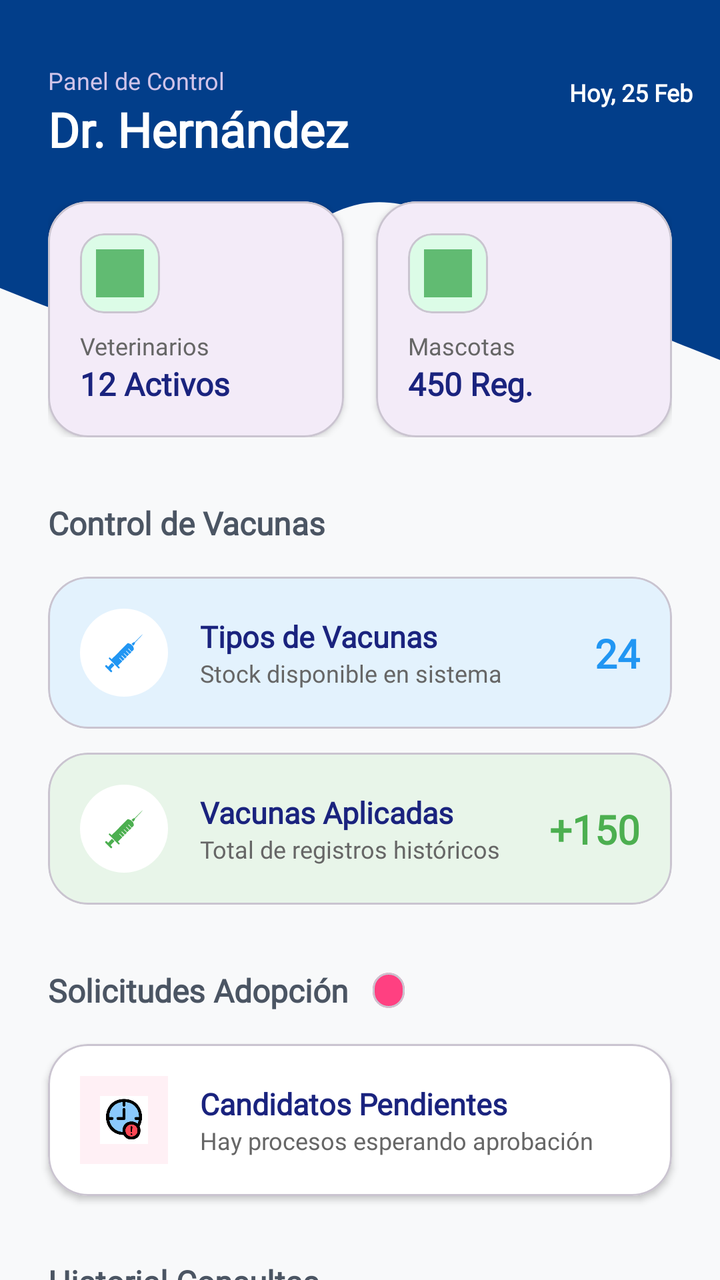
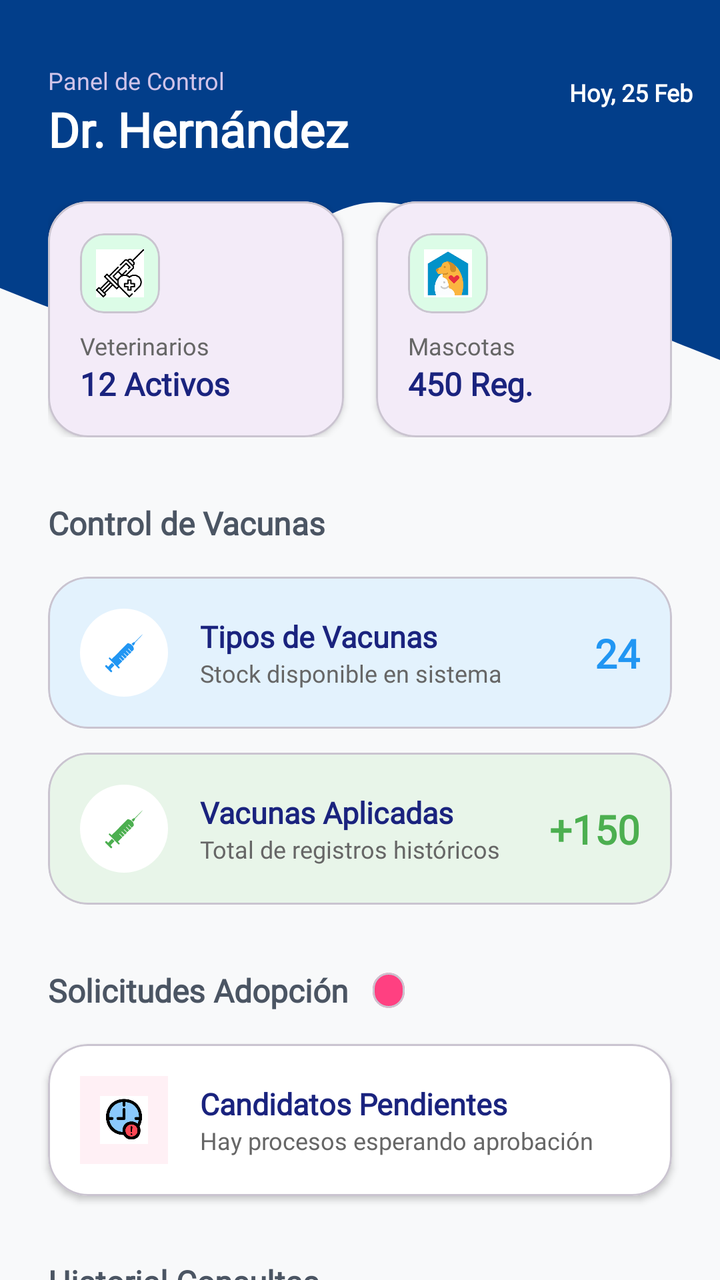

An Android layout rendered at two revisions. The XML below is the earlier revision; the diff shows what the commit changed to produce the second picture.
<!-- AndroidManifest.xml: application theme Theme.ProyectoVeterinaria -->
<!-- res/layout/fragment_inicio_admin.xml -->
<?xml version="1.0" encoding="utf-8"?>
<androidx.core.widget.NestedScrollView
    xmlns:android="http://schemas.android.com/apk/res/android"
    xmlns:app="http://schemas.android.com/apk/res-auto"
    xmlns:tools="http://schemas.android.com/tools"
    android:layout_width="match_parent"
    android:layout_height="match_parent"
    android:background="#F8F9FA">

    <androidx.constraintlayout.widget.ConstraintLayout
        android:layout_width="match_parent"
        android:layout_height="wrap_content"
        android:paddingBottom="40dp">

        <View
            android:id="@+id/adminHeaderBg"
            android:layout_width="match_parent"
            android:layout_height="240dp"
            android:background="@drawable/wave_header"
            app:layout_constraintTop_toTopOf="parent" />

        <TextView
            android:id="@+id/tvAdminLabel"
            android:layout_width="wrap_content"
            android:layout_height="wrap_content"
            android:layout_marginStart="24dp"
            android:layout_marginTop="32dp"
            android:layout_marginBottom="10dp"
            android:fontFamily="@font/montserrat_semibold"
            android:text="Panel de Control"
            android:textColor="#D1C4E9"
            android:textSize="12sp"
            app:layout_constraintBottom_toTopOf="@+id/layoutNameDate"
            app:layout_constraintStart_toStartOf="parent"
            app:layout_constraintTop_toTopOf="parent" />

        <LinearLayout
            android:id="@+id/layoutNameDate"
            android:layout_width="0dp"
            android:layout_height="wrap_content"
            android:layout_marginHorizontal="24dp"
            android:gravity="center_vertical"
            android:orientation="horizontal"
            app:layout_constraintEnd_toEndOf="parent"
            app:layout_constraintStart_toStartOf="parent"
            app:layout_constraintTop_toBottomOf="@id/tvAdminLabel">

            <TextView
                android:id="@+id/tvAdminName"
                android:layout_width="wrap_content"
                android:layout_height="wrap_content"
                android:layout_weight="1"
                android:ellipsize="end"
                android:fontFamily="@font/montserrat_bold"
                android:maxLines="1"
                android:text="Dr. Hernández"
                android:textColor="@android:color/white"
                android:textSize="24sp"
                android:textStyle="bold" />

            <com.google.android.material.card.MaterialCardView
                android:layout_width="wrap_content"
                android:layout_height="wrap_content"
                android:layout_marginStart="12dp"
                app:cardBackgroundColor="#33FFFFFF"
                app:cardCornerRadius="16dp"
                app:cardElevation="0dp">

            </com.google.android.material.card.MaterialCardView>
        </LinearLayout>

        <LinearLayout
            android:id="@+id/adminStats"
            android:layout_width="match_parent"
            android:layout_height="wrap_content"
            android:layout_marginTop="20dp"
            android:orientation="horizontal"
            android:paddingHorizontal="24dp"
            android:weightSum="2"
            app:layout_constraintTop_toBottomOf="@id/layoutNameDate">

            <com.google.android.material.card.MaterialCardView
                android:layout_width="0dp"
                android:layout_height="wrap_content"
                android:layout_marginEnd="8dp"
                android:layout_weight="1"
                app:cardCornerRadius="20dp"
                app:cardElevation="2dp">

                <LinearLayout
                    android:layout_width="match_parent"
                    android:layout_height="wrap_content"
                    android:orientation="vertical"
                    android:padding="16dp">

                    <com.google.android.material.card.MaterialCardView
                        android:layout_width="40dp"
                        android:layout_height="40dp"
                        app:cardBackgroundColor="@color/brand_green_light"
                        app:cardCornerRadius="12dp"
                        app:cardElevation="0dp">

                        <ImageView
                            android:layout_width="match_parent"
                            android:layout_height="match_parent"
                            android:padding="8dp"
                            android:scaleType="centerInside"
                            android:src="@drawable/vacuna"
                            app:tint="@color/brand_green" />
                    </com.google.android.material.card.MaterialCardView>

                    <TextView
                        android:layout_width="wrap_content"
                        android:layout_height="wrap_content"
                        android:layout_marginTop="8dp"
                        android:fontFamily="@font/montserrat_bold"
                        android:text="Veterinarios"
                        android:textColor="#666666"
                        android:textSize="12sp" />

                    <TextView
                        android:id="@+id/txtVete"
                        android:layout_width="wrap_content"
                        android:layout_height="wrap_content"
                        android:fontFamily="@font/montserrat_bold"
                        android:text="12 Activos"
                        android:textColor="#1A237E"
                        android:textSize="16sp"
                        android:textStyle="bold" />
                </LinearLayout>
            </com.google.android.material.card.MaterialCardView>

            <com.google.android.material.card.MaterialCardView
                android:layout_width="0dp"
                android:layout_height="wrap_content"
                android:layout_marginStart="8dp"
                android:layout_weight="1"
                app:cardCornerRadius="20dp"
                app:cardElevation="2dp">

                <LinearLayout
                    android:layout_width="match_parent"
                    android:layout_height="wrap_content"
                    android:orientation="vertical"
                    android:padding="16dp">

                    <com.google.android.material.card.MaterialCardView
                        android:layout_width="40dp"
                        android:layout_height="40dp"
                        app:cardBackgroundColor="@color/brand_green_light"
                        app:cardCornerRadius="12dp"
                        app:cardElevation="0dp">

                        <ImageView
                            android:layout_width="match_parent"
                            android:layout_height="match_parent"
                            android:padding="8dp"
                            android:scaleType="centerInside"
                            android:src="@drawable/img_1"
                            app:tint="@color/brand_green" />
                    </com.google.android.material.card.MaterialCardView>

                    <TextView
                        android:layout_width="wrap_content"
                        android:layout_height="wrap_content"
                        android:layout_marginTop="8dp"
                        android:fontFamily="@font/montserrat_bold"
                        android:text="Mascotas"
                        android:textColor="#666666"
                        android:textSize="12sp" />

                    <TextView
                        android:id="@+id/txtMascotas"
                        android:layout_width="wrap_content"
                        android:layout_height="wrap_content"
                        android:fontFamily="@font/montserrat_bold"
                        android:text="450 Reg."
                        android:textColor="#1A237E"
                        android:textSize="16sp"
                        android:textStyle="bold" />
                </LinearLayout>
            </com.google.android.material.card.MaterialCardView>
        </LinearLayout>

        <TextView
            android:id="@+id/tvVaccineHeader"
            android:layout_width="wrap_content"
            android:layout_height="wrap_content"
            android:layout_marginStart="24dp"
            android:layout_marginTop="32dp"
            android:fontFamily="@font/montserrat_bold"
            android:text="Control de Vacunas"
            android:textColor="@color/text_secondary"
            android:textSize="16sp"
            android:textStyle="bold"
            app:layout_constraintStart_toStartOf="parent"
            app:layout_constraintTop_toBottomOf="@id/adminStats" />

        <com.google.android.material.card.MaterialCardView
            android:id="@+id/cardVaccineStock"
            android:layout_width="match_parent"
            android:layout_height="wrap_content"
            android:layout_marginHorizontal="24dp"
            android:layout_marginTop="16dp"
            app:cardBackgroundColor="#E3F2FD"
            app:cardCornerRadius="20dp"
            app:cardElevation="0dp"
            app:layout_constraintTop_toBottomOf="@id/tvVaccineHeader">

            <androidx.constraintlayout.widget.ConstraintLayout
                android:layout_width="match_parent"
                android:layout_height="wrap_content"
                android:padding="16dp">

                <ImageView
                    android:id="@+id/imgVac1"
                    android:layout_width="44dp"
                    android:layout_height="44dp"
                    android:background="@drawable/bg_circle_white"
                    android:padding="10dp"
                    android:src="@drawable/ic_vaccine"
                    app:layout_constraintBottom_toBottomOf="parent"
                    app:layout_constraintStart_toStartOf="parent"
                    app:layout_constraintTop_toTopOf="parent"
                    app:tint="#2196F3" />

                <LinearLayout
                    android:layout_width="0dp"
                    android:layout_height="wrap_content"
                    android:layout_marginStart="16dp"
                    android:orientation="vertical"
                    app:layout_constraintBottom_toBottomOf="parent"
                    app:layout_constraintStart_toEndOf="@id/imgVac1"
                    app:layout_constraintTop_toTopOf="parent">

                    <TextView
                        android:layout_width="wrap_content"
                        android:layout_height="wrap_content"
                        android:fontFamily="@font/montserrat_bold"
                        android:text="Tipos de Vacunas"
                        android:textColor="#1A237E"
                        android:textSize="15sp"
                        android:textStyle="bold" />

                    <TextView
                        android:layout_width="wrap_content"
                        android:layout_height="wrap_content"
                        android:fontFamily="@font/montserrat_semibold"
                        android:text="Stock disponible en sistema"
                        android:textColor="#666666"
                        android:textSize="12sp" />
                </LinearLayout>

                <TextView
                    android:id="@+id/tvvacuna1"
                    android:layout_width="wrap_content"
                    android:layout_height="wrap_content"
                    android:fontFamily="@font/montserrat_bold"
                    android:text="24"
                    android:textColor="#2196F3"
                    android:textSize="20sp"
                    android:textStyle="bold"
                    app:layout_constraintBottom_toBottomOf="parent"
                    app:layout_constraintEnd_toEndOf="parent"
                    app:layout_constraintTop_toTopOf="parent" />
            </androidx.constraintlayout.widget.ConstraintLayout>
        </com.google.android.material.card.MaterialCardView>

        <com.google.android.material.card.MaterialCardView
            android:id="@+id/cardVaccineApplied"
            android:layout_width="match_parent"
            android:layout_height="wrap_content"
            android:layout_marginHorizontal="24dp"
            android:layout_marginTop="12dp"
            app:cardBackgroundColor="#E8F5E9"
            app:cardCornerRadius="20dp"
            app:cardElevation="0dp"
            app:layout_constraintTop_toBottomOf="@id/cardVaccineStock">

            <androidx.constraintlayout.widget.ConstraintLayout
                android:layout_width="match_parent"
                android:layout_height="wrap_content"
                android:padding="16dp">

                <ImageView
                    android:id="@+id/imgVac2"
                    android:layout_width="44dp"
                    android:layout_height="44dp"
                    android:background="@drawable/bg_circle_white"
                    android:padding="10dp"
                    android:src="@drawable/ic_vaccine"
                    app:layout_constraintBottom_toBottomOf="parent"
                    app:layout_constraintStart_toStartOf="parent"
                    app:layout_constraintTop_toTopOf="parent"
                    app:tint="#4CAF50" />

                <LinearLayout
                    android:layout_width="0dp"
                    android:layout_height="wrap_content"
                    android:layout_marginStart="16dp"
                    android:orientation="vertical"
                    app:layout_constraintBottom_toBottomOf="parent"
                    app:layout_constraintEnd_toStartOf="@+id/tvCount2"
                    app:layout_constraintStart_toEndOf="@id/imgVac2"
                    app:layout_constraintTop_toTopOf="parent">

                    <TextView
                        android:layout_width="wrap_content"
                        android:layout_height="wrap_content"
                        android:fontFamily="@font/montserrat_bold"
                        android:text="Vacunas Aplicadas"
                        android:textColor="#1A237E"
                        android:textSize="15sp"
                        android:textStyle="bold" />

                    <TextView
                        android:layout_width="wrap_content"
                        android:layout_height="wrap_content"
                        android:fontFamily="@font/montserrat_semibold"
                        android:text="Total de registros históricos"
                        android:textColor="#666666"
                        android:textSize="12sp" />
                </LinearLayout>

                <TextView
                    android:id="@+id/tvCount2"
                    android:layout_width="wrap_content"
                    android:layout_height="wrap_content"
                    android:fontFamily="@font/montserrat_bold"
                    android:text="+150"
                    android:textColor="#4CAF50"
                    android:textSize="20sp"
                    android:textStyle="bold"
                    app:layout_constraintBottom_toBottomOf="parent"
                    app:layout_constraintEnd_toEndOf="parent"
                    app:layout_constraintTop_toTopOf="parent" />
            </androidx.constraintlayout.widget.ConstraintLayout>
        </com.google.android.material.card.MaterialCardView>

        <androidx.constraintlayout.widget.ConstraintLayout
            android:id="@+id/layoutAdoptionHeader"
            android:layout_width="match_parent"
            android:layout_height="wrap_content"
            android:layout_marginTop="32dp"
            android:paddingHorizontal="24dp"
            app:layout_constraintTop_toBottomOf="@id/cardVaccineApplied">

            <TextView
                android:id="@+id/tvAdoptionsLabel"
                android:layout_width="wrap_content"
                android:layout_height="wrap_content"
                android:fontFamily="@font/montserrat_bold"
                android:text="Solicitudes Adopción"
                android:textColor="@color/text_secondary"
                android:textSize="16sp"
                android:textStyle="bold"
                app:layout_constraintBottom_toBottomOf="parent"
                app:layout_constraintStart_toStartOf="parent"
                app:layout_constraintTop_toTopOf="parent" />

            <com.google.android.material.card.MaterialCardView
                android:layout_width="wrap_content"
                android:layout_height="wrap_content"
                android:layout_marginStart="12dp"
                app:cardBackgroundColor="#FF4081"
                app:cardCornerRadius="8dp"
                app:cardElevation="0dp"
                app:layout_constraintBottom_toBottomOf="@id/tvAdoptionsLabel"
                app:layout_constraintStart_toEndOf="@id/tvAdoptionsLabel"
                app:layout_constraintTop_toTopOf="@id/tvAdoptionsLabel">

                <TextView
                    android:id="@+id/txtPendientes"
                    android:layout_width="wrap_content"
                    android:layout_height="wrap_content"
                    android:fontFamily="@font/montserrat_bold"
                    android:paddingHorizontal="8dp"
                    android:paddingVertical="2dp"
                    android:textColor="@android:color/white"
                    android:textSize="10sp"
                    android:textStyle="bold" />
            </com.google.android.material.card.MaterialCardView>
        </androidx.constraintlayout.widget.ConstraintLayout>

        <com.google.android.material.card.MaterialCardView
            android:id="@+id/cardAdoptions"
            android:layout_width="match_parent"
            android:layout_height="wrap_content"
            android:layout_marginHorizontal="24dp"
            android:layout_marginTop="16dp"
            app:cardBackgroundColor="@android:color/white"
            app:cardCornerRadius="20dp"
            app:cardElevation="2dp"
            app:layout_constraintTop_toBottomOf="@id/layoutAdoptionHeader">

            <androidx.constraintlayout.widget.ConstraintLayout
                android:layout_width="match_parent"
                android:layout_height="wrap_content"
                android:padding="16dp">

                <ImageView
                    android:id="@+id/imgAdop"
                    android:layout_width="44dp"
                    android:layout_height="44dp"
                    android:background="#FFF0F5"
                    android:padding="10dp"
                    android:src="@drawable/pendi"
                    app:layout_constraintBottom_toBottomOf="parent"
                    app:layout_constraintStart_toStartOf="parent"
                    app:layout_constraintTop_toTopOf="parent" />

                <LinearLayout
                    android:layout_width="0dp"
                    android:layout_height="wrap_content"
                    android:layout_marginStart="16dp"
                    android:orientation="vertical"
                    app:layout_constraintBottom_toBottomOf="parent"
                    app:layout_constraintEnd_toEndOf="parent"
                    app:layout_constraintStart_toEndOf="@id/imgAdop"
                    app:layout_constraintTop_toTopOf="parent">

                    <TextView
                        android:layout_width="wrap_content"
                        android:layout_height="wrap_content"
                        android:fontFamily="@font/montserrat_bold"
                        android:text="Candidatos Pendientes"
                        android:textColor="#1A237E"
                        android:textSize="15sp"
                        android:textStyle="bold" />

                    <TextView
                        android:layout_width="wrap_content"
                        android:layout_height="wrap_content"
                        android:fontFamily="@font/montserrat_semibold"
                        android:text="Hay procesos esperando aprobación"
                        android:textColor="#666666"
                        android:textSize="12sp" />
                </LinearLayout>
            </androidx.constraintlayout.widget.ConstraintLayout>
        </com.google.android.material.card.MaterialCardView>

        <TextView
            android:id="@+id/tvConsultasLabel"
            android:layout_width="wrap_content"
            android:layout_height="wrap_content"
            android:layout_marginStart="24dp"
            android:layout_marginTop="32dp"
            android:fontFamily="@font/montserrat_bold"
            android:text="Historial Consultas"
            android:textColor="@color/text_secondary"
            android:textSize="16sp"
            android:textStyle="bold"
            app:layout_constraintStart_toStartOf="parent"
            app:layout_constraintTop_toBottomOf="@id/cardAdoptions" />

        <androidx.recyclerview.widget.RecyclerView
            android:id="@+id/rvConsultas"
            android:layout_width="match_parent"
            android:layout_height="wrap_content"
            android:layout_marginHorizontal="24dp"
            android:layout_marginTop="12dp"
            android:nestedScrollingEnabled="false"
            app:layout_constraintTop_toBottomOf="@id/tvConsultasLabel" />

        <TextView
            android:id="@+id/tvCurrentDate"
            android:layout_width="wrap_content"
            android:layout_height="wrap_content"
            android:layout_marginStart="160dp"
            android:layout_marginTop="32dp"
            android:layout_marginEnd="16dp"
            android:fontFamily="@font/montserrat_bold"
            android:paddingHorizontal="12dp"
            android:paddingVertical="6dp"
            android:text="Hoy, 25 Feb"
            android:textColor="@android:color/white"
            android:textSize="12sp"
            android:textStyle="bold"
            app:layout_constraintEnd_toStartOf="@+id/adminHeaderBg"
            app:layout_constraintHorizontal_bias="0.0"
            app:layout_constraintStart_toEndOf="@+id/tvAdminLabel"
            app:layout_constraintTop_toTopOf="parent" />

    </androidx.constraintlayout.widget.ConstraintLayout>
</androidx.core.widget.NestedScrollView>
<!-- resources referenced by this layout -->
<resources>
  <color name="brand_green">#61bb72</color>
  <color name="brand_green_light">#DCFCE7</color>
  <color name="text_secondary">#4B5563</color>
  <!-- drawable bg_circle_white (drawable) -->
  <?xml version="1.0" encoding="utf-8"?>
  <shape xmlns:android="http://schemas.android.com/apk/res/android"
      android:shape="oval">
      <solid android:color="@android:color/white" />
  </shape>
  <!-- drawable ic_vaccine (drawable) -->
  <vector xmlns:android="http://schemas.android.com/apk/res/android"
      android:width="24dp"
      android:height="24dp"
      android:viewportWidth="24"
      android:viewportHeight="24">
    <path
        android:fillColor="#FF000000"
        android:pathData="M2.59,18.58A0.52,0.52 0,0 1,3 18.25a0.46,0.46 0,0 1,0.48 0.13l0.6,0.67L6,17l1.23,1.29 -1.92,2 0.59,0.6a0.49,0.49 0,0 1,-0.61 0.77,2.52 2.52,0 0,1 -0.25,-0.21L2.79,19.16a2,2 0,0 1,-0.2 -0.3Z"/>
    <path
        android:fillColor="#FF000000"
        android:pathData="M21.41,2.73c-1.16,1.51 -2.57,2.79 -3.84,4.19a0.27,0.27 0,0 0,-0.06 0.19,0.54 0.54,0 0,1 -0.11,0.46l-0.72,1 -0.91,-1c0.29,-0.24 0.63,-0.51 1,-0.77a0.47,0.47 0,0 1,0.31 0,0.21 0.21,0 0,0 0.2,-0.07c1.16,-1.16 2.31,-2.31 3.48,-3.46 0.19,-0.19 0.41,-0.35 0.61,-0.52Z"/>
    <path
        android:fillColor="#FF000000"
        android:pathData="M5.79,15.25c0.64,-0.62 1.28,-1.22 1.9,-1.84 2,-2 3.89,-3.93 5.84,-5.9a0.76,0.76 0,0 1,0.86 -0.18l1,0.41 0.17,0.11 0.93,0.92a0.49,0.49 0,0 1,0.1 0.15c0.1,0.33 0.2,0.65 0.29,1a0.71,0.71 0,0 1,-0.21 0.8c-0.27,0.24 -0.53,0.5 -0.81,0.77a1.82,1.82 0,0 0,-0.14 -0.14L14.43,10c-0.08,-0.08 -0.16,-0.15 -0.25,0s0,0.18 0.06,0.26l1.37,1.34 0.1,0.11 -0.94,0.94 -1,-1c-0.17,-0.17 -0.33,-0.35 -0.51,-0.5a0.2,0.2 0,0 0,-0.2 0c-0.08,0 -0.06,0.14 0,0.21l0.83,0.81 0.69,0.68 -1,0.94 -0.8,-0.77c-0.24,-0.24 -0.47,-0.47 -0.72,-0.7 0,0 -0.15,0 -0.17,0a0.22,0.22 0,0 0,0 0.19,0.86 0.86,0 0,0 0.18,0.2l1.3,1.26s0,0 0.05,0.05l-0.94,0.92 -1.4,-1.36a0.94,0.94 0,0 1,-0.1 -0.1c-0.07,-0.07 -0.15,-0.09 -0.22,0s0,0.15 0,0.22l0.65,0.63 0.84,0.88 -0.89,0.9L11.25,16 9.91,14.65a0.33,0.33 0,0 0,-0.14 -0.1s-0.13,0 -0.15,0a0.24,0.24 0,0 0,0 0.17s0.05,0.05 0.08,0.08l1.36,1.34 0.12,0.13L9,18.49c0.24,0.23 0.48,0.44 0.71,0.67a0.37,0.37 0,0 1,0 0.58,0.39 0.39,0 0,1 -0.58,0L4.6,15.15a0.39,0.39 0,1 1,0.52 -0.56Z"/>
  </vector>
  <!-- drawable img_1: png bitmap (drawable, 5501 bytes) -->
  <!-- drawable pendi: png bitmap (drawable, 6343 bytes) -->
  <!-- drawable vacuna: png bitmap (drawable, 6236 bytes) -->
  <!-- drawable wave_header (drawable) -->
  <?xml version="1.0" encoding="utf-8"?>
  <vector xmlns:android="http://schemas.android.com/apk/res/android"
      android:width="1440dp"
      android:height="200dp"
      android:viewportWidth="1440"
      android:viewportHeight="200">
      <path
          android:fillColor="#023E8A"
          android:pathData="M0,120L60,125C120,130,240,140,360,130C480,120,600,90,720,85C840,80,960,100,1080,115C1200,130,1320,140,1380,145L1440,150L1440,0L1380,0C1320,0,1200,0,1080,0C960,0,840,0,720,0C600,0,480,0,360,0C240,0,120,0,60,0L0,0Z"/>
  </vector>
  <style name="Theme.ProyectoVeterinaria" parent="Base.Theme.ProyectoVeterinaria" />
  <style name="Base.Theme.ProyectoVeterinaria" parent="Theme.Material3.DayNight.NoActionBar">
          
          
      </style>
</resources>

<!-- the commit's change to res/layout/fragment_inicio_admin.xml (unified diff, before → after) -->
@@ -105,8 +105,7 @@
                             android:layout_height="match_parent"
                             android:padding="8dp"
                             android:scaleType="centerInside"
-                            android:src="@drawable/vacuna"
-                            app:tint="@color/brand_green" />
+                            android:src="@drawable/vacuna"/>
                     </com.google.android.material.card.MaterialCardView>
 
                     <TextView
@@ -156,8 +155,7 @@
                             android:layout_height="match_parent"
                             android:padding="8dp"
                             android:scaleType="centerInside"
-                            android:src="@drawable/img_1"
-                            app:tint="@color/brand_green" />
+                            android:src="@drawable/img_1"/>
                     </com.google.android.material.card.MaterialCardView>
 
                     <TextView
<!-- resource entries referenced after the edit -->
@@ -1,6 +1,5 @@
 <!-- resources referenced by this layout -->
 <resources>
-  <color name="brand_green">#61bb72</color>
   <color name="brand_green_light">#DCFCE7</color>
   <color name="text_secondary">#4B5563</color>
   <!-- drawable bg_circle_white (drawable) -->
